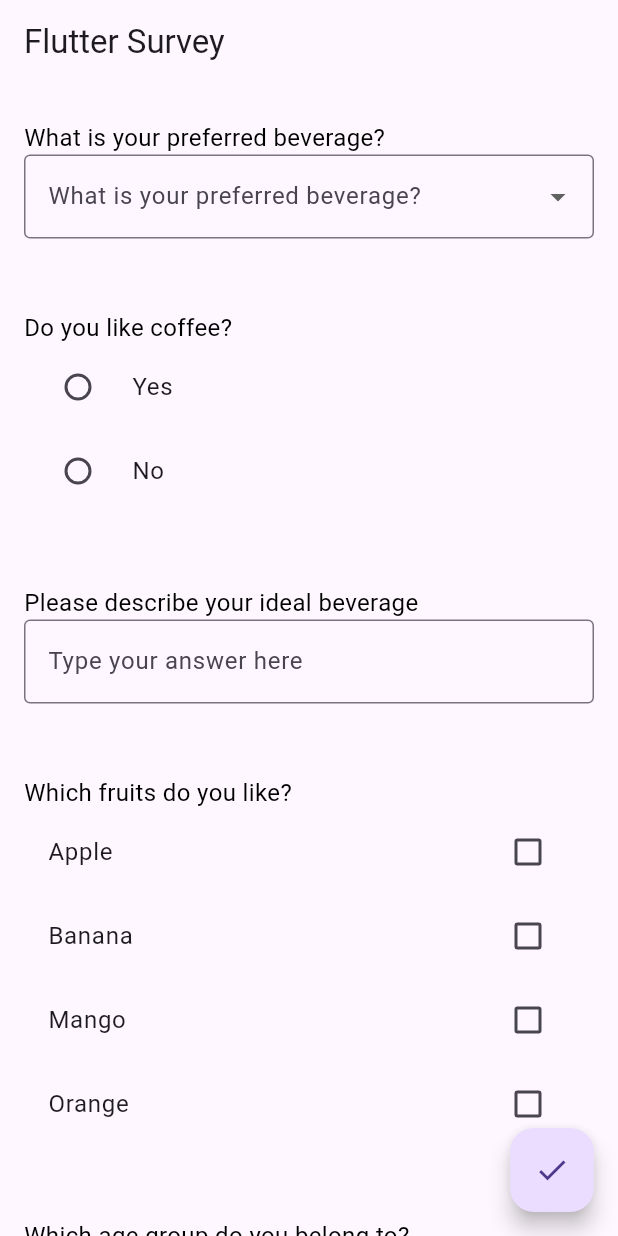
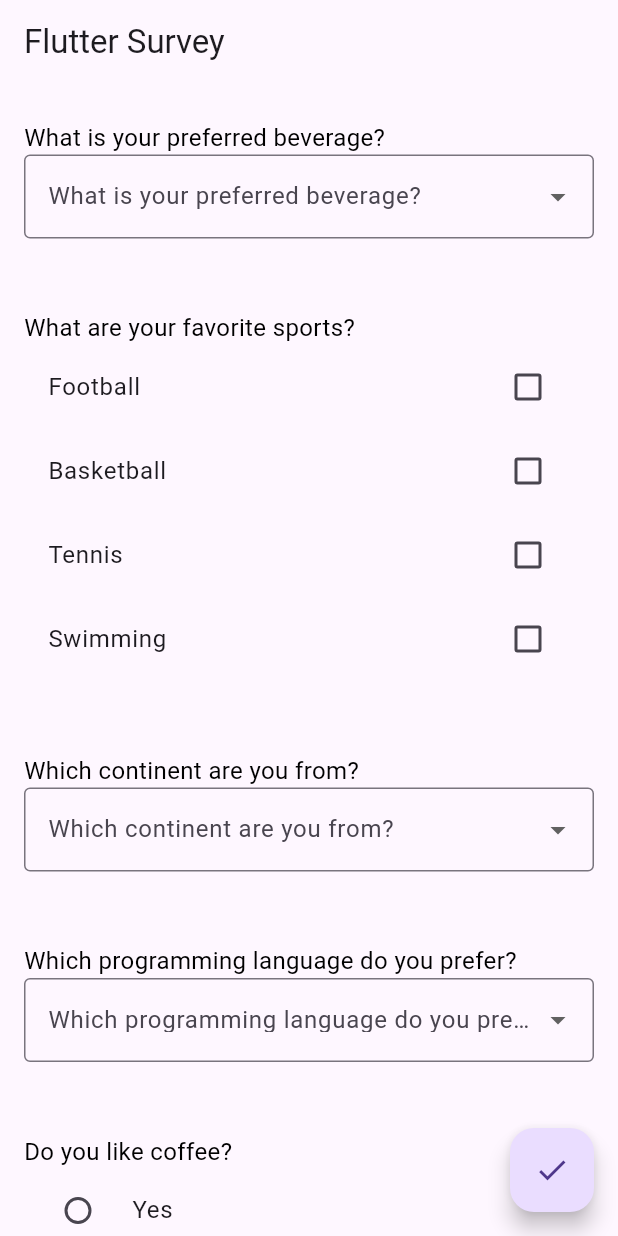
Before and after one commit to Frabbi727/dynami_survey, a Flutter app: the screen it shows after launch, on a phone screen of 412 x 824 dp. Run offline on Flutter 3.47's test engine with Material 3 defaults, Android fonts, the phone set to English and light mode, and no system bars.

Commit message:
added follow up question for the multiple choise

```diff
--- a/lib/example/main.dart
+++ b/lib/example/main.dart
@@ -184,6 +184,49 @@ class _MyHomePageState extends State<MyHomePage> {
         ],
       },
     ),
+
+    // Multiple-choice with follow-up
+    Question(
+      id: 18,
+      question: 'What are your favorite sports?',
+      singleChoice: false, // Multiple-choice
+      isMandatory: true,
+      answerChoices: {
+        'Football': null,
+        'Basketball': [
+          Question(
+            id: 19,
+            question: 'Which basketball team do you support?',
+            isMandatory: true,
+            singleChoice: true,
+            answerChoices: {
+              'Lakers': null,
+              'Warriors': null,
+              'Bulls': null,
+            },
+          ),
+        ],
+        'Tennis': null,
+        'Swimming': null,
+      },
+    ),
+
+    // First dropdown question
+    Question(
+      id: 20,
+      question: 'Which continent are you from?',
+      isMandatory: true,
+      dropdownOptions: ['Asia', 'Africa', 'Europe', 'America'],
+    ),
+
+    // Second dropdown question
+    Question(
+      id: 21,
+      question: 'Which programming language do you prefer?',
+      isMandatory: true,
+      dropdownOptions: ['Dart', 'Python', 'JavaScript', 'C++'],
+    ),
+
     // Single-choice question with follow-ups
     Question(
       id: 1,
@@ -249,12 +292,14 @@ class _MyHomePageState extends State<MyHomePage> {
         ],
       },
     ),
+
     // Text input question
     Question(
       id: 8,
       question: "Please describe your ideal beverage",
       isMandatory: true,
     ),
+
     // Multiple-choice question (no follow-ups)
     Question(
       id: 9,
@@ -268,6 +313,7 @@ class _MyHomePageState extends State<MyHomePage> {
         "Orange": null,
       },
     ),
+
     // Single-choice question (no follow-ups)
     Question(
       id: 10,
@@ -282,4 +328,5 @@ class _MyHomePageState extends State<MyHomePage> {
     ),
   ];
 
+
 }
--- a/lib/src/question_widget.dart
+++ b/lib/src/question_widget.dart
@@ -1,7 +1,5 @@
 import 'package:flutter/material.dart';
-
 import 'model.dart';
-
 
 class QuestionWidget extends StatefulWidget {
   final Question question;
@@ -46,6 +44,7 @@ class _QuestionWidgetState extends State<QuestionWidget> {
   @override
   void initState() {
     super.initState();
+    // Initialize multiChoiceAnswers if the question has multiple choice answers
     if (!widget.question.singleChoice && widget.question.answerChoices != null) {
       multiChoiceAnswers = Map.fromIterable(
         widget.question.answerChoices!.keys,
@@ -71,8 +70,10 @@ class _QuestionWidgetState extends State<QuestionWidget> {
             ),
           ),
           _buildAnswerInput(widget.question),
-          if (followUpQuestions != null) ..._buildFollowUpQuestions(),
-          if (dropdownFollowUps != null) ..._buildDropdownFollowUps(),
+          if (followUpQuestions != null && followUpQuestions!.isNotEmpty)
+            ..._buildFollowUpQuestions(),
+          if (dropdownFollowUps != null && dropdownFollowUps!.isNotEmpty)
+            ..._buildDropdownFollowUps(),
         ],
       ),
     );
@@ -104,7 +105,7 @@ class _QuestionWidgetState extends State<QuestionWidget> {
           value: option,
           child: Text(option),
         );
-      }).toSet().toList(), // Ensure unique items
+      }).toList(),
       onChanged: (value) {
         setState(() {
           selectedDropdownValue = value;
@@ -118,8 +119,6 @@ class _QuestionWidgetState extends State<QuestionWidget> {
       },
     );
   }
-
-
 
   List<Widget> _buildSingleChoiceAnswers(Question question) {
     return question.answerChoices?.keys.map((answer) {
@@ -144,22 +143,21 @@ class _QuestionWidgetState extends State<QuestionWidget> {
   }
 
   List<Widget> _buildMultipleChoiceAnswers(Question question) {
-    // Initialize multiChoiceAnswers only if it's empty or null
-    if (multiChoiceAnswers.isEmpty) {
-      multiChoiceAnswers = Map.fromIterable(
-        question.answerChoices!.keys,
-        key: (key) => key as String,
-        value: (value) => false,
-      );
-    }
-
     return question.answerChoices?.keys.map((answer) {
       return CheckboxListTile(
         title: Text(answer),
-        value: multiChoiceAnswers[answer] ?? false, // Ensure non-null value
+        value: multiChoiceAnswers[answer] ?? false,
         onChanged: (bool? value) {
           setState(() {
             multiChoiceAnswers[answer] = value ?? false;
+
+            // Aggregate follow-up questions from all selected answers
+            followUpQuestions = [];
+            multiChoiceAnswers.forEach((key, isSelected) {
+              if (isSelected) {
+                followUpQuestions?.addAll(question.answerChoices?[key] ?? []);
+              }
+            });
           });
           widget.onAnswerSelected({
             "id": question.id,
@@ -173,7 +171,6 @@ class _QuestionWidgetState extends State<QuestionWidget> {
   }
 
   Widget _buildTextInput() {
-    String? input;
     return Form(
       key: _formKey,
       child: TextFormField(
@@ -187,11 +184,10 @@ class _QuestionWidgetState extends State<QuestionWidget> {
         ),
         onChanged: (value) {
           if (value.isNotEmpty) {
-            input = value;
             widget.onAnswerSelected({
               "id": widget.question.id,
               "question": widget.question.question,
-              "answer": input,
+              "answer": value,
             });
           }
         },
@@ -206,7 +202,8 @@ class _QuestionWidgetState extends State<QuestionWidget> {
   }
 
   List<Widget> _buildFollowUpQuestions() {
-    return followUpQuestions?.map((q) => QuestionWidget(
+    return followUpQuestions?.map((q) {
+      return QuestionWidget(
         question: q,
         onAnswerSelected: widget.onAnswerSelected,
         textColor: widget.textColor,
@@ -218,11 +215,13 @@ class _QuestionWidgetState extends State<QuestionWidget> {
         checkBoxColor: widget.checkBoxColor,
         textFieldStyle: widget.textFieldStyle,
         textFieldDecoration: widget.textFieldDecoration,
-    )).toList() ?? [];
+      );
+    }).toList() ?? [];
   }
 
   List<Widget> _buildDropdownFollowUps() {
-    return dropdownFollowUps?.map((q) => QuestionWidget(
+    return dropdownFollowUps?.map((q) {
+      return QuestionWidget(
         question: q,
         onAnswerSelected: widget.onAnswerSelected,
         textColor: widget.textColor,
@@ -234,7 +233,8 @@ class _QuestionWidgetState extends State<QuestionWidget> {
         checkBoxColor: widget.checkBoxColor,
         textFieldStyle: widget.textFieldStyle,
         textFieldDecoration: widget.textFieldDecoration,
-    )).toList() ?? [];
+      );
+    }).toList() ?? [];
   }
 
   @override
```
Lines whose indentation alone changed are shown as unchanged.
